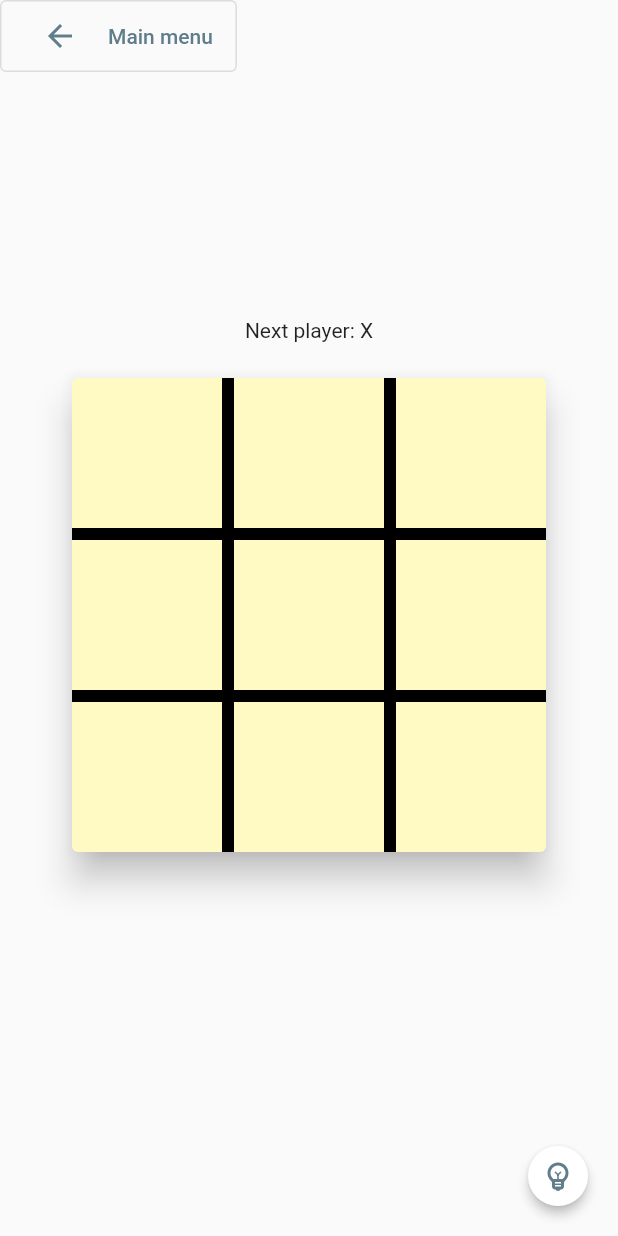
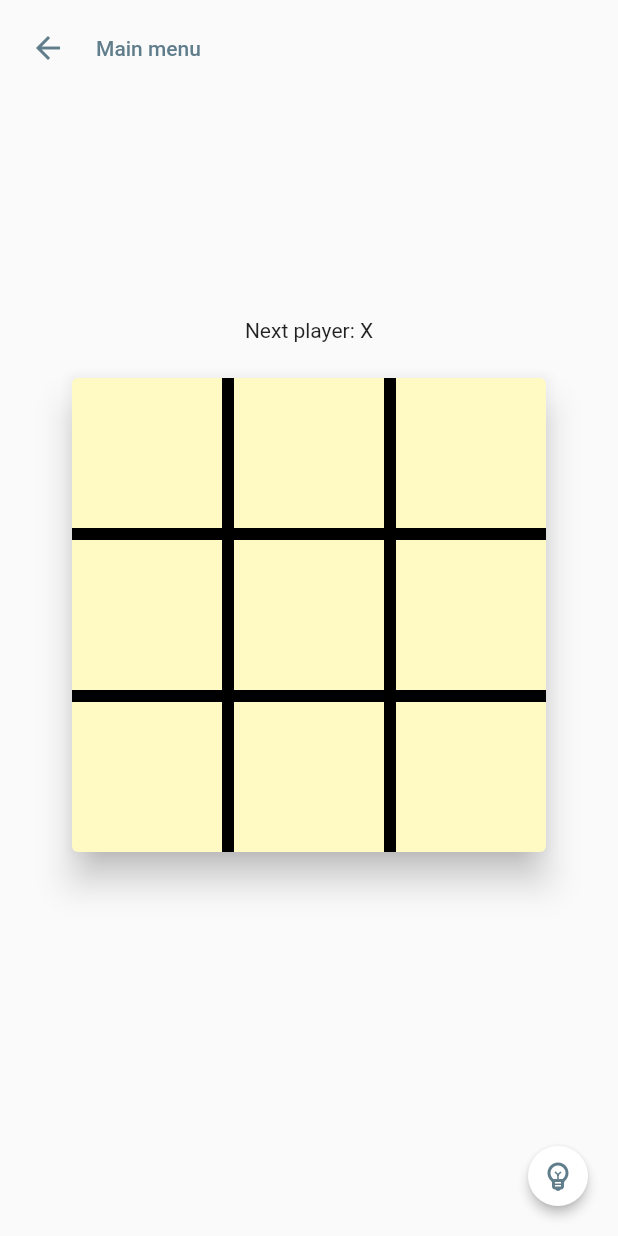
Before and after one commit to Rafeqm/tiktaktu, a Flutter app: the GameScreen screen opened directly, on a phone screen of 412 x 824 dp. Run offline on Flutter 3.47's test engine with Material 2 defaults, Android fonts, the phone set to English and light mode, and no system bars.

Commit message:
fix: Add padding to `BackButton` in `InstructionScreen` and change button type of `BackButton` in `GameScreen`

```diff
--- a/lib/game_screen.dart
+++ b/lib/game_screen.dart
@@ -13,7 +13,7 @@ class GameScreen extends StatelessWidget {
         child: Stack(
           children: <Widget>[
             const Board(),
-            OutlinedButton.icon(
+            TextButton.icon(
               icon: const BackButton(color: Colors.blueGrey),
               label: const Text(
                 'Main menu',
--- a/pubspec.yaml
+++ b/pubspec.yaml
@@ -1,7 +1,7 @@
 name: tiktaktu
 description: Play with whoever you want.
 publish_to: "none" # Remove this line if you wish to publish to pub.dev
-version: 1.0.0-beta.5+1
+version: 1.0.0-beta.6+1
 
 environment:
   sdk: ">=2.16.1 <3.0.0"
```
Also changed, not shown: lib/instruction_screen.dart (+7 -4 lines).
